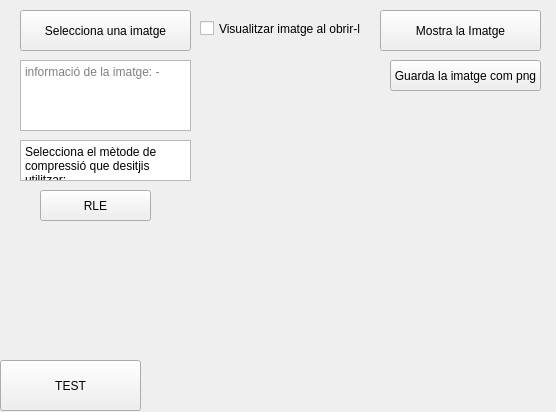
Above: MyApp/UI/compressionTests.ui from TheBlueBanana/Image-Compression before the change. Below: the same form after it.
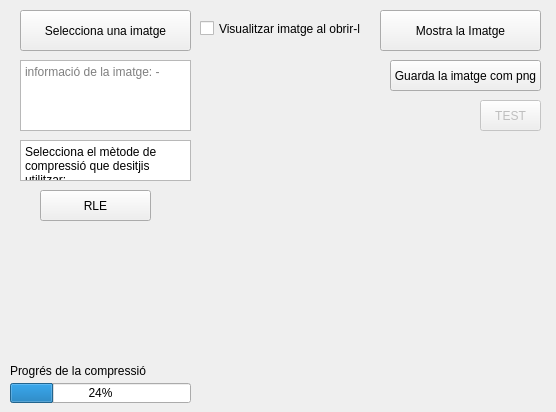
That is the form after the change.

The edit to the form file:
```diff
--- a/MyApp/UI/compressionTests.ui
+++ b/MyApp/UI/compressionTests.ui
@@ -111,12 +111,15 @@
    </property>
   </widget>
   <widget class="QPushButton" name="TEST_btn">
+   <property name="enabled">
+    <bool>false</bool>
+   </property>
    <property name="geometry">
     <rect>
-     <x>0</x>
-     <y>360</y>
-     <width>141</width>
-     <height>51</height>
+     <x>480</x>
+     <y>100</y>
+     <width>61</width>
+     <height>31</height>
     </rect>
    </property>
    <property name="text">
@@ -162,6 +165,38 @@
     <string>Visualitzar imatge al obrir-la</string>
    </property>
   </widget>
+  <widget class="QProgressBar" name="progress_bar">
+   <property name="geometry">
+    <rect>
+     <x>10</x>
+     <y>383</y>
+     <width>181</width>
+     <height>20</height>
+    </rect>
+   </property>
+   <property name="autoFillBackground">
+    <bool>false</bool>
+   </property>
+   <property name="value">
+    <number>24</number>
+   </property>
+   <property name="textVisible">
+    <bool>true</bool>
+   </property>
+  </widget>
+  <widget class="QLabel" name="progress_bar_label">
+   <property name="geometry">
+    <rect>
+     <x>10</x>
+     <y>360</y>
+     <width>141</width>
+     <height>21</height>
+    </rect>
+   </property>
+   <property name="text">
+    <string>Progrés de la compressió</string>
+   </property>
+  </widget>
  </widget>
  <resources/>
  <connections/>
```
